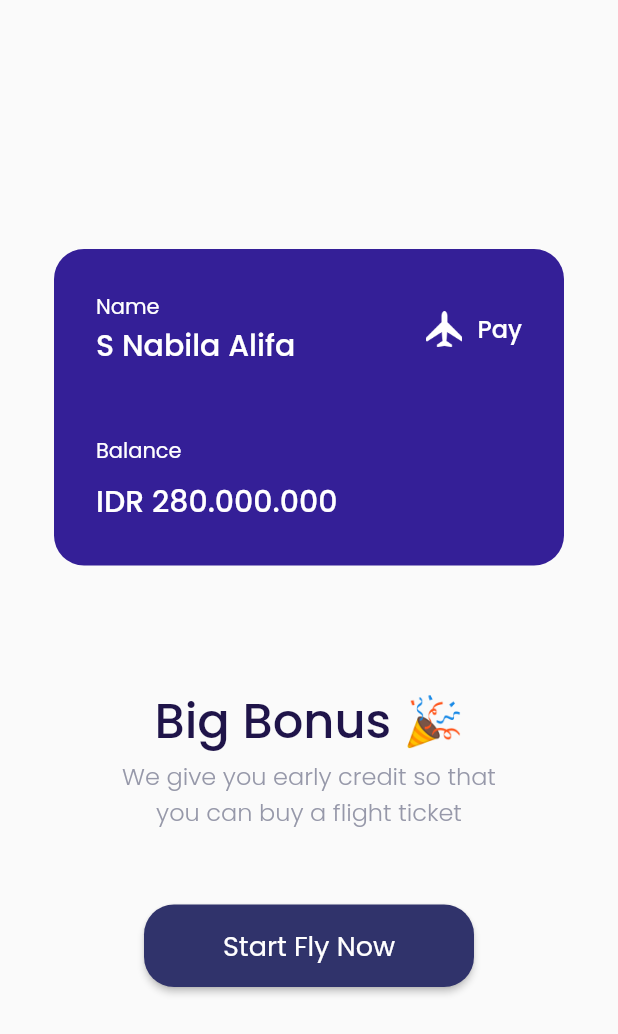
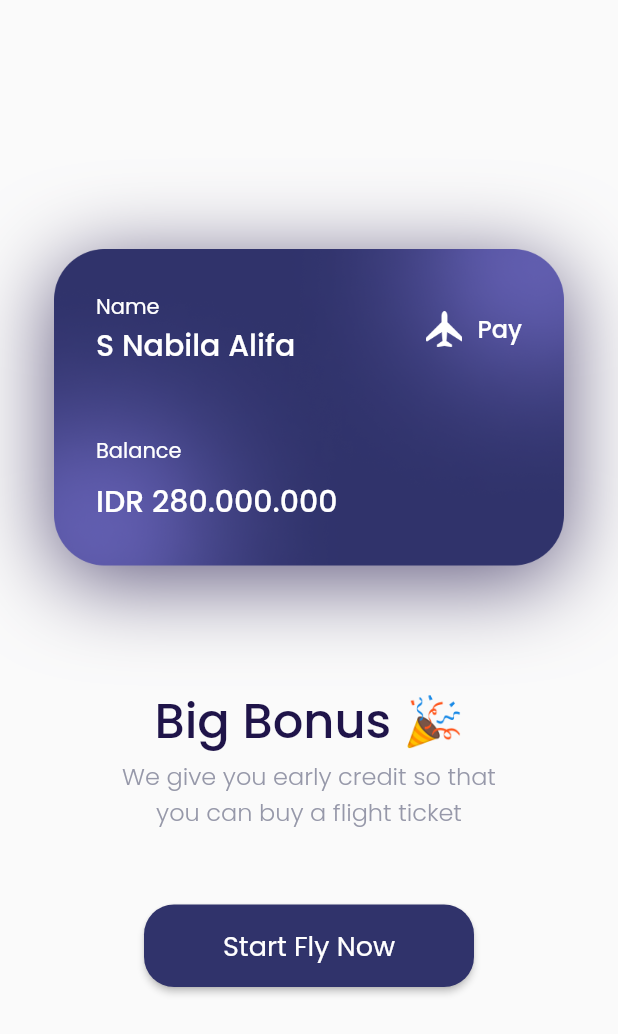
Before and after one commit to fadillaoegi/Dil-Travel, a Flutter app: the screen it shows after launch, on a phone screen of 412 x 824 dp. Shown: the top 1034 px of the screen. Run offline on Flutter 3.47's test engine with Material 2 defaults, Android fonts, the phone set to English and light mode, and no system bars; our stand-ins replace google_fonts.

Commit message:
Update Shadow in Card Bonus

```diff
--- a/lib/main.dart
+++ b/lib/main.dart
@@ -16,20 +16,22 @@ class MainApp extends StatefulWidget {
   State<MainApp> createState() => _MainAppState();
 }
 
-class _MainAppState extends State<MainApp> {
+class _MainAppState extends State<MainApp>{
   @override
   Widget build(BuildContext context) {
     return MaterialApp(
+      debugShowCheckedModeBanner: false,
       // home: Scaffold(
       //   body: Splash(),
       // ),
       initialRoute: DilTravelRoute.bonus,
       routes: {
         DilTravelRoute.splash: (context) => const Splash(),
+        DilTravelRoute.getstart: (context) => const GetStart(),
         DilTravelRoute.home: (context) => const HomePage(),
         DilTravelRoute.success: (context) => const SuccessCheckout(),
         DilTravelRoute.signup: (context) => const SignupPage(),
-        DilTravelRoute.bonus:(context) => const BonusPage()
+        DilTravelRoute.bonus: (context) => const BonusPage(),
       },
     );
   }
--- a/lib/pages/bonus_saldo_page.dart
+++ b/lib/pages/bonus_saldo_page.dart
@@ -18,8 +18,17 @@ class BonusPage extends StatelessWidget {
               height: 211.0,
               width: 340,
               decoration: BoxDecoration(
-                  borderRadius: BorderRadius.circular(20.0),
-                  color: const Color(0xff341f97)),
+                image: const DecorationImage(
+                    image: AssetImage("assets/img/cardbg.png")),
+                borderRadius: BorderRadius.circular(30.0),
+                // color: const Color(0xff341f97),
+                boxShadow: [
+                  BoxShadow(
+                      color: ColorDilTravel.black.withOpacity(0.7),
+                      offset: const Offset(0, 10),
+                      blurRadius: 50),
+                ],
+              ),
               child: Padding(
                 padding: const EdgeInsets.all(28.0),
                 child: Column(
--- a/lib/widgets/form_widget.dart
+++ b/lib/widgets/form_widget.dart
@@ -3,6 +3,7 @@ import 'package:diltravel/styles/text_style.dart';
 import 'package:flutter/material.dart';
 import 'package:flutter/widgets.dart';
 
+// ignore: must_be_immutable
 class FormDefault extends StatelessWidget {
   FormDefault({
     Key? key,
```
Also changed, not shown: lib/pages/detail_page.dart (added, +24 -0 lines), lib/pages/get_start_page.dart (+38 -5 lines), lib/styles/text_style.dart (+2 -5 lines), assets/img/cardbg.png (added).
